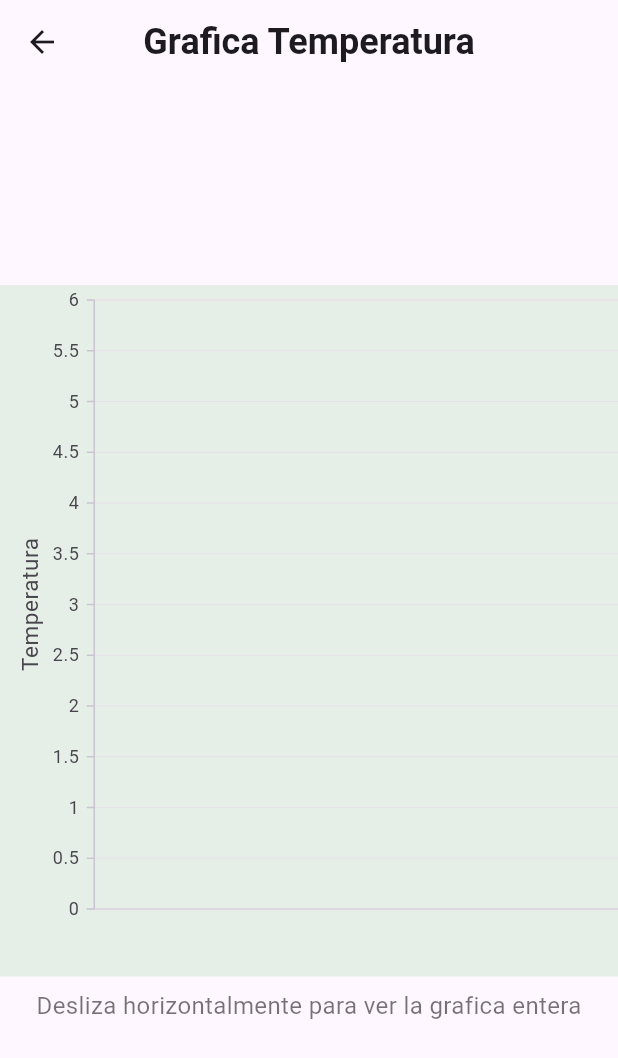
After one commit to Alexlife2002003/inifap, a Flutter app: the ResumenRealOrYesterday screen opened directly, after a tap on "Tempratura", on a phone screen of 412 x 824 dp. The commit adds this screen. Shown: the top 1058 px of the screen. Run offline on Flutter 3.47's test engine with Material 3 defaults, Android fonts, the phone set to English and light mode, and no system bars; our stand-ins replace connectivity, diacritic, flutter_dotenv, flutter_local_notifications, flutter_secure_storage, geolocator and 4 more; accounts and stored records are empty; network calls fail.

Commit message:
grafica temperatura parcialmente hecha

```diff
--- /dev/null
+++ b/inifap/lib/screens/Grafica_temperatura.dart
@@ -0,0 +1,130 @@
+import 'dart:convert';
+import 'package:flutter/material.dart';
+import 'package:flutter_secure_storage/flutter_secure_storage.dart';
+import 'package:inifap/widgets/Colors.dart';
+import 'package:syncfusion_flutter_charts/charts.dart';
+
+class GraficaTemperatura extends StatefulWidget {
+  const GraficaTemperatura({Key? key}) : super(key: key);
+
+  @override
+  State<GraficaTemperatura> createState() => _GraficaTemperaturaState();
+}
+
+class _GraficaTemperaturaState extends State<GraficaTemperatura> {
+  List<Map<String, dynamic>> resumenGraficaTemperatura = [];
+  List<GraphData> temperatureData = [];
+  double _chartOffset = 0.0;
+
+  @override
+  void initState() {
+    super.initState();
+    loadGraficaTemperatura().then((_) {
+      loadDataTransformation();
+    });
+  }
+
+  void loadDataTransformation() {
+    List<dynamic> datos = resumenGraficaTemperatura[0]['Datos'];
+    for (var item in datos) {
+      temperatureData.add(GraphData(item['Hora'], double.parse(item['Temp'])));
+    }
+  }
+
+  Future<void> loadGraficaTemperatura() async {
+    const secureStorage = FlutterSecureStorage();
+    String? storedDataJson =
+        await secureStorage.read(key: 'grafica_temperatura');
+    if (storedDataJson != null) {
+      setState(() {
+        resumenGraficaTemperatura =
+            List<Map<String, dynamic>>.from(json.decode(storedDataJson));
+      });
+    } else {
+      setState(() {
+        resumenGraficaTemperatura = [];
+      });
+    }
+  }
+
+  @override
+  Widget build(BuildContext context) {
+    return Scaffold(
+      appBar: AppBar(
+        title: Text(
+          'Grafica Temperatura',
+          style: TextStyle(
+            fontSize: 24,
+            fontWeight: FontWeight.bold,
+          ),
+        ),
+        centerTitle: true,
+      ),
+      body: Center(
+        child: Container(
+          height: 500,
+          child: Column(
+            children: [
+              Expanded(
+                child: ListView(
+                  physics: const AlwaysScrollableScrollPhysics(),
+                  scrollDirection: Axis.horizontal,
+                  children: [
+                    Transform.translate(
+                      offset: Offset(_chartOffset, 0.0),
+                      child: Container(
+                        color: lightGreen,
+                        width: MediaQuery.of(context).size.width * 2,
+                        child: SfCartesianChart(
+                          zoomPanBehavior: ZoomPanBehavior(
+                            enablePinching: false,
+                            enableSelectionZooming: false,
+                          ),
+                          primaryXAxis: CategoryAxis(
+                            title: AxisTitle(text: 'Hora'),
+                          ),
+                          primaryYAxis: NumericAxis(
+                            title: AxisTitle(text: 'Temperatura'),
+                          ),
+                          series: <LineSeries<GraphData, String>>[
+                            LineSeries<GraphData, String>(
+                              dataSource: temperatureData,
+                              name: 'Temperature',
+                              xValueMapper: (GraphData temperature, _) => temperature.Hour,
+                              yValueMapper: (GraphData temperature, _) => temperature.value,
+                              markerSettings: MarkerSettings(
+                                isVisible: true,
+                                shape: DataMarkerType.circle,
+                                color: Colors.red,
+                                borderColor: Colors.black,
+                                borderWidth: 2,
+                              ),
+                            )
+                          ],
+                          tooltipBehavior: TooltipBehavior(enable: true),
+                        ),
+                      ),
+                    ),
+                  ],
+                ),
+              ),
+              Padding(
+                padding: const EdgeInsets.all(8.0),
+                child: Text(
+                  'Desliza horizontalmente para ver la grafica entera',
+                  style: TextStyle(fontSize: 16, color: Colors.black54),
+                ),
+              ),
+            ],
+          ),
+        ),
+      ),
+    );
+  }
+}
+
+class GraphData {
+  GraphData(this.Hour, this.value);
+  final String Hour;
+  final double value;
+}
--- a/inifap/lib/screens/Resumen_Real_or_Yesterday.dart
+++ b/inifap/lib/screens/Resumen_Real_or_Yesterday.dart
@@ -1,5 +1,6 @@
 import 'package:flutter/material.dart';
 import 'package:inifap/screens/AppWithDrawer.dart';
+import 'package:inifap/screens/Grafica_temperatura.dart';
 import 'package:inifap/screens/resumenAvanceMensual.dart';
 import 'package:inifap/screens/resumenDiaAnterior.dart';
 import 'package:inifap/screens/resumenReal.dart';
@@ -53,6 +54,14 @@ class _ResumenRealOrYesterdayState extends State<ResumenRealOrYesterday> {
                           MaterialPageRoute(
                               builder: (context) => resumenAvanceMensual()),
                         );
+                      }),
+                      _buildForecastCard(Icons.auto_graph_rounded, "Tempratura",
+                          Colors.brown, () {
+                        Navigator.push(
+                          context,
+                          MaterialPageRoute(
+                              builder: (context) => GraficaTemperatura()),
+                        );
                       })
                     ],
                   ),
--- a/inifap/pubspec.yaml
+++ b/inifap/pubspec.yaml
@@ -45,6 +45,8 @@ dependencies:
   cupertino_icons: ^1.0.6
   connectivity: ^3.0.6
   geolocator: ^11.0.0
+  syncfusion_flutter_charts: ^25.2.4
+  interactive_chart: ^0.3.5
 
 dev_dependencies:
   flutter_test:
```
Also changed, not shown: inifap/lib/backend/fetchData.dart (+26 -0 lines), inifap/lib/main.dart (+22 -4 lines), inifap/pubspec.lock.
